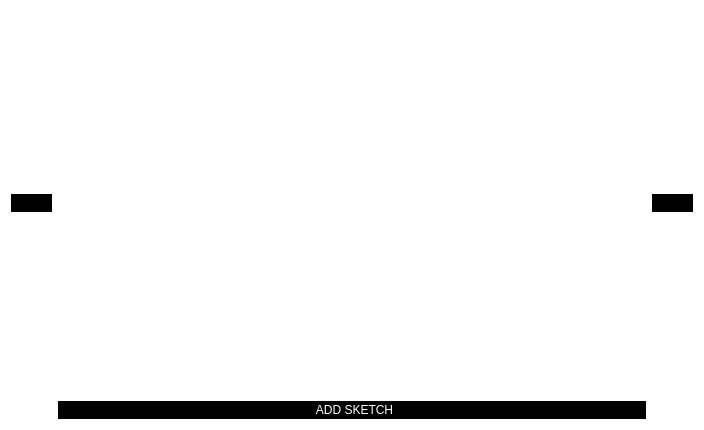
natalyatesluk/courseWork, file scketchwnd.ui: the form before one commit.
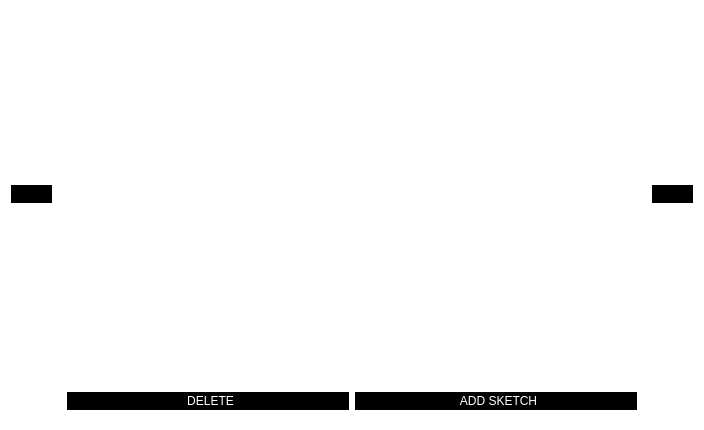
The form after the commit. Icons and pictures are not drawn.

What changed in the file:
```diff
--- a/scketchwnd.ui
+++ b/scketchwnd.ui
@@ -61,13 +61,6 @@
      </property>
     </widget>
    </item>
-   <item row="1" column="1" colspan="2">
-    <widget class="QPushButton" name="addPb">
-     <property name="text">
-      <string>ADD SKETCH</string>
-     </property>
-    </widget>
-   </item>
    <item row="0" column="1">
     <widget class="QStackedWidget" name="sketchStckW"/>
    </item>
@@ -88,6 +81,26 @@
      </property>
     </widget>
    </item>
+   <item row="1" column="1" colspan="2">
+    <widget class="QWidget" name="widget" native="true">
+     <layout class="QHBoxLayout" name="horizontalLayout">
+      <item>
+       <widget class="QPushButton" name="deletePb">
+        <property name="text">
+         <string>DELETE</string>
+        </property>
+       </widget>
+      </item>
+      <item>
+       <widget class="QPushButton" name="addPb">
+        <property name="text">
+         <string>ADD SKETCH</string>
+        </property>
+       </widget>
+      </item>
+     </layout>
+    </widget>
+   </item>
   </layout>
  </widget>
  <resources>
```
